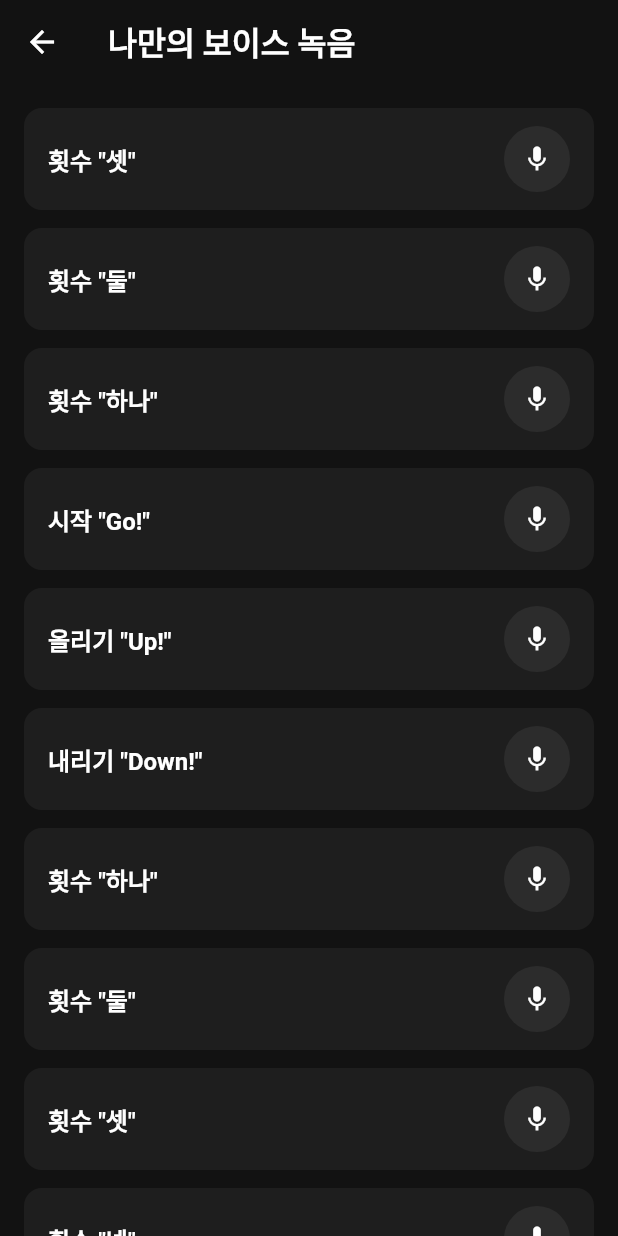
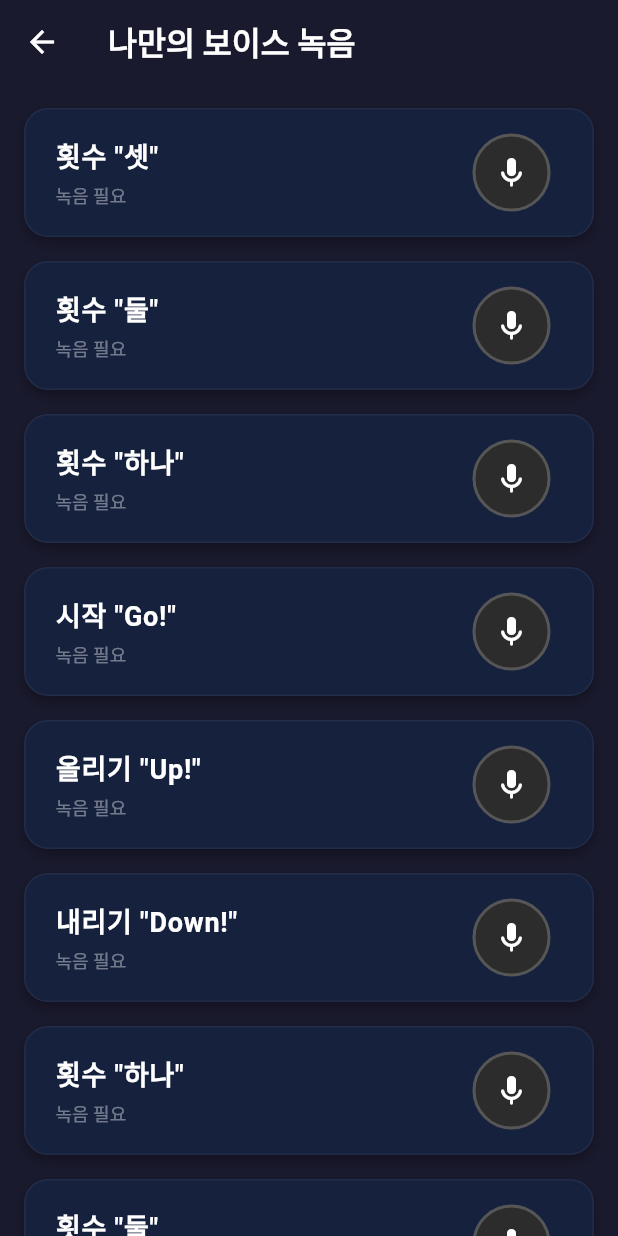
Before and after one commit to Davejinking/fitmix_pwa, a Flutter app: the VoiceRecorderPage screen opened directly, on a phone screen of 412 x 824 dp. Run offline on Flutter 3.47's test engine with Material 3 defaults, Android fonts, the phone set to English and light mode, and no system bars; our stand-ins replace audioplayers, confetti, fl_chart, flutter_tts, google_sign_in, hive and 5 more; missing offline and left inert: record; accounts and stored records are empty; Roboto replaces fonts that are missing (Pretendard).

Commit message:
feat(ui): update VoiceRecorderPage to Dark/Cyber theme
- Change background color to deep navy (#1a1a2e).
- Update list item style to card layout with neon borders.
- Add breathing glow animation for recording state using AnimationController.
- Update text and icon colors for better contrast in dark mode.

```diff
--- a/lib/pages/voice_recorder_page.dart
+++ b/lib/pages/voice_recorder_page.dart
@@ -9,8 +9,10 @@ class VoiceRecorderPage extends StatefulWidget {
   State<VoiceRecorderPage> createState() => _VoiceRecorderPageState();
 }
 
-class _VoiceRecorderPageState extends State<VoiceRecorderPage> {
+class _VoiceRecorderPageState extends State<VoiceRecorderPage> with SingleTickerProviderStateMixin {
   final AudioRecorderService _service = AudioRecorderService();
+  late AnimationController _animationController;
+  late Animation<double> _animation;
 
   // List of cues to record
   final List<String> _cues = [
@@ -45,6 +47,22 @@ class _VoiceRecorderPageState extends State<VoiceRecorderPage> {
     super.initState();
     _service.init();
     _checkExisting();
+
+    // Animation for breathing glow effect
+    _animationController = AnimationController(
+      vsync: this,
+      duration: const Duration(milliseconds: 1000),
+    )..repeat(reverse: true);
+
+    _animation = Tween<double>(begin: 2.0, end: 12.0).animate(
+      CurvedAnimation(parent: _animationController, curve: Curves.easeInOut),
+    );
+  }
+
+  @override
+  void dispose() {
+    _animationController.dispose();
+    super.dispose();
   }
 
   Future<void> _checkExisting() async {
@@ -96,13 +114,17 @@ class _VoiceRecorderPageState extends State<VoiceRecorderPage> {
   @override
   Widget build(BuildContext context) {
     return Scaffold(
-      backgroundColor: const Color(0xFF121212),
+      backgroundColor: const Color(0xFF1A1A2E), // Deep Navy
       appBar: AppBar(
         title: const Text('나만의 보이스 녹음'),
-        backgroundColor: const Color(0xFF121212),
+        backgroundColor: const Color(0xFF1A1A2E),
         foregroundColor: Colors.white,
+        elevation: 0,
       ),
-      body: ListView.builder(
+      body: AnimatedBuilder(
+        animation: _animation,
+        builder: (context, child) {
+          return ListView.builder(
             padding: const EdgeInsets.all(16),
             itemCount: _cues.length,
             itemBuilder: (context, index) {
@@ -111,14 +133,29 @@ class _VoiceRecorderPageState extends State<VoiceRecorderPage> {
               final hasRecording = _existingRecordings.contains(cue);
 
               return Container(
-            margin: const EdgeInsets.only(bottom: 12),
-            padding: const EdgeInsets.symmetric(horizontal: 16, vertical: 12),
+                margin: const EdgeInsets.only(bottom: 16),
+                padding: const EdgeInsets.symmetric(horizontal: 20, vertical: 16),
                 decoration: BoxDecoration(
-              color: const Color(0xFF1E1E1E),
-              borderRadius: BorderRadius.circular(12),
+                  color: const Color(0xFF16213E), // Lighter Navy
+                  borderRadius: BorderRadius.circular(16),
                   border: isRecording
                       ? Border.all(color: Colors.redAccent, width: 2)
-                  : null,
+                      : Border.all(color: Colors.white.withOpacity(0.05), width: 1),
+                  boxShadow: isRecording
+                      ? [
+                          BoxShadow(
+                            color: Colors.redAccent.withOpacity(0.5),
+                            blurRadius: _animation.value,
+                            spreadRadius: 2,
+                          )
+                        ]
+                      : [
+                          BoxShadow(
+                            color: Colors.black.withOpacity(0.3),
+                            blurRadius: 6,
+                            offset: const Offset(0, 4),
+                          )
+                        ],
                 ),
                 child: Row(
                   children: [
@@ -130,15 +167,33 @@ class _VoiceRecorderPageState extends State<VoiceRecorderPage> {
                             _cueNames[cue] ?? cue,
                             style: const TextStyle(
                               color: Colors.white,
-                          fontSize: 16,
+                              fontSize: 18,
                               fontWeight: FontWeight.w600,
+                              letterSpacing: 0.5,
                             ),
                           ),
+                          const SizedBox(height: 4),
                           if (hasRecording)
-                        const Text(
+                            const Row(
+                              children: [
+                                Icon(Icons.check_circle,
+                                     color: Colors.cyanAccent, size: 14),
+                                SizedBox(width: 4),
+                                Text(
                                   '녹음됨',
                                   style: TextStyle(
-                            color: Color(0xFF4CAF50),
+                                    color: Colors.cyanAccent,
+                                    fontSize: 12,
+                                    fontWeight: FontWeight.w500,
+                                  ),
+                                ),
+                              ],
+                            )
+                          else
+                            Text(
+                              '녹음 필요',
+                              style: TextStyle(
+                                color: Colors.white.withOpacity(0.4),
                                 fontSize: 12,
                               ),
                             ),
@@ -146,44 +201,73 @@ class _VoiceRecorderPageState extends State<VoiceRecorderPage> {
                       ),
                     ),
 
+                    // Controls
+                    Row(
+                      children: [
                         // Play Button
                         if (hasRecording && !isRecording)
                           IconButton(
-                    icon: const Icon(Icons.play_arrow),
-                    color: Colors.white,
+                            icon: const Icon(Icons.play_arrow_rounded),
+                            color: Colors.cyanAccent,
+                            iconSize: 32,
                             onPressed: () => _play(cue),
                           ),
+
+                        const SizedBox(width: 8),
 
                         // Record Button
                         GestureDetector(
                           onTap: () => _toggleRecording(cue),
-                  child: Container(
+                          child: AnimatedContainer(
+                            duration: const Duration(milliseconds: 200),
                             padding: const EdgeInsets.all(12),
                             decoration: BoxDecoration(
                               color: isRecording
-                          ? Colors.redAccent
+                                  ? Colors.redAccent.withOpacity(0.2)
                                   : const Color(0xFF2C2C2C),
                               shape: BoxShape.circle,
+                              border: Border.all(
+                                color: isRecording
+                                    ? Colors.redAccent
+                                    : Colors.white.withOpacity(0.2),
+                                width: 2
+                              ),
+                              boxShadow: isRecording
+                                  ? [
+                                      BoxShadow(
+                                        color: Colors.redAccent.withOpacity(0.4),
+                                        blurRadius: _animation.value,
+                                        spreadRadius: 1,
+                                      )
+                                    ]
+                                  : [],
                             ),
                             child: Icon(
-                      isRecording ? Icons.stop : Icons.mic,
-                      color: Colors.white,
-                      size: 20,
+                              isRecording ? Icons.stop_rounded : Icons.mic_rounded,
+                              color: isRecording ? Colors.redAccent : Colors.white,
+                              size: 24,
                             ),
                           ),
                         ),
 
+                        const SizedBox(width: 8),
+
                         // Delete Button
                         if (hasRecording && !isRecording)
                           IconButton(
-                    icon: const Icon(Icons.delete_outline),
-                    color: Colors.grey[600],
+                            icon: const Icon(Icons.delete_outline_rounded),
+                            color: Colors.grey[500],
+                            iconSize: 24,
                             onPressed: () => _delete(cue),
+                          ),
+                      ],
                     ),
                   ],
                 ),
               );
             },
+          );
+        }
       ),
     );
   }
```
Lines whose indentation alone changed are shown as unchanged.
